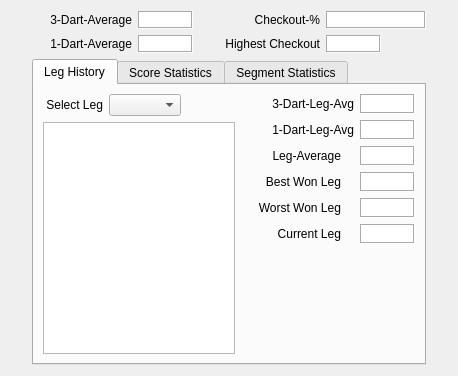
First picture: the form in src/stats_window.ui, repository m1ld3/dartomato, before the edit.
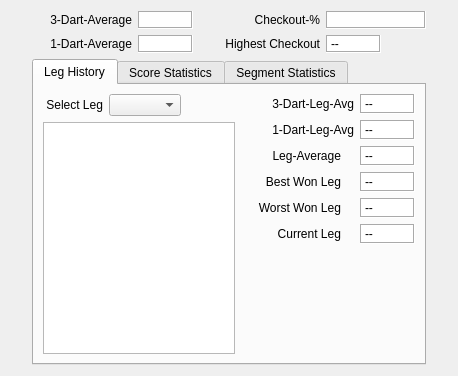
Second picture: the form after the edit.

Patch:
```diff
--- a/src/stats_window.ui
+++ b/src/stats_window.ui
@@ -133,7 +133,7 @@
           <enum>QFrame::Sunken</enum>
          </property>
          <property name="text">
-          <string/>
+          <string>--</string>
          </property>
         </widget>
        </item>
@@ -412,7 +412,7 @@
               <enum>QFrame::Sunken</enum>
              </property>
              <property name="text">
-              <string/>
+              <string>--</string>
              </property>
             </widget>
            </item>
@@ -485,7 +485,7 @@
               <enum>QFrame::Sunken</enum>
              </property>
              <property name="text">
-              <string/>
+              <string>--</string>
              </property>
             </widget>
            </item>
@@ -565,7 +565,7 @@
               <enum>QFrame::Sunken</enum>
              </property>
              <property name="text">
-              <string/>
+              <string>--</string>
              </property>
             </widget>
            </item>
@@ -645,7 +645,7 @@
               <enum>QFrame::Sunken</enum>
              </property>
              <property name="text">
-              <string/>
+              <string>--</string>
              </property>
             </widget>
            </item>
@@ -725,7 +725,7 @@
               <enum>QFrame::Sunken</enum>
              </property>
              <property name="text">
-              <string/>
+              <string>--</string>
              </property>
             </widget>
            </item>
@@ -805,7 +805,7 @@
               <enum>QFrame::Sunken</enum>
              </property>
              <property name="text">
-              <string/>
+              <string>--</string>
              </property>
             </widget>
            </item>
```
